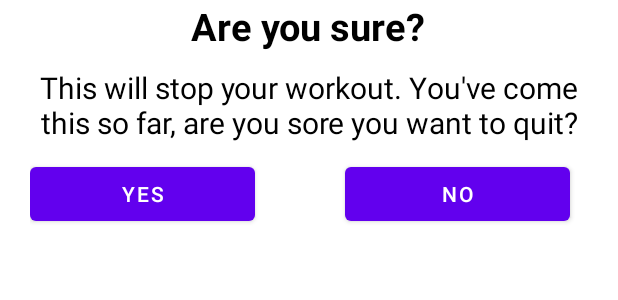
After one commit to naveenprasanth2/7MinuteWorkout, an Android app: the layout dialog_custom_back_confirmation.xml on its own in the app's theme, with its tools: preview values and no code run, on a phone screen of 412 x 824 dp. The commit adds this screen. Shown: the top 300 px of the screen. Run offline under Robolectric (Android 15) with nearby library versions, the phone set to English and light mode, and no system bars.

Commit message:
WithCustomDialog

```diff
--- a/app/src/main/java/com/androstays/a7minuteworkout/ExerciseActivity.kt
+++ b/app/src/main/java/com/androstays/a7minuteworkout/ExerciseActivity.kt
@@ -39,7 +39,6 @@ class ExerciseActivity : AppCompatActivity(), TextToSpeech.OnInitListener {
         supportActionBar?.let {
             supportActionBar?.setDisplayHomeAsUpEnabled(true)
         }
-
         binding?.toolbarExercise?.setNavigationOnClickListener {
             onBackPressed()
         }
@@ -125,6 +124,7 @@ class ExerciseActivity : AppCompatActivity(), TextToSpeech.OnInitListener {
                     setupRestView()
                 } else {
                     val intent = Intent(this@ExerciseActivity, FinishActivity::class.java)
+                    finish()
                     startActivity(intent)
                 }
             }
--- a/app/src/main/java/com/androstays/a7minuteworkout/FinishActivity.kt
+++ b/app/src/main/java/com/androstays/a7minuteworkout/FinishActivity.kt
@@ -18,12 +18,11 @@ class FinishActivity : AppCompatActivity() {
         }
 
         binding?.toolbarFinish?.setNavigationOnClickListener{
-            onBackPressed()
+            finish()
         }
 
         binding?.finishButton?.setOnClickListener {
-            val intent = Intent(this@FinishActivity, MainActivity::class.java)
-            startActivity(intent)
+            finish()
         }
 
     }
--- /dev/null
+++ b/app/src/main/res/layout/dialog_custom_back_confirmation.xml
@@ -0,0 +1,51 @@
+<?xml version="1.0" encoding="utf-8"?>
+<LinearLayout
+    xmlns:android="http://schemas.android.com/apk/res/android"
+    android:layout_width="match_parent"
+    android:layout_height="wrap_content"
+    android:gravity="center"
+    android:orientation="vertical"
+    android:background="@color/white">
+
+    <TextView
+        android:id="@+id/tvConfirmation"
+        android:layout_width="wrap_content"
+        android:layout_height="wrap_content"
+        android:text="@string/are_you_sure"
+        android:gravity="center"
+        android:textColor="@color/black"
+        android:textSize="25sp"
+        android:textStyle="bold" />
+
+    <TextView
+        android:id="@+id/tvConfirmationText"
+        android:layout_width="wrap_content"
+        android:layout_margin="10dp"
+        android:layout_height="wrap_content"
+        android:text="@string/warning_text"
+        android:gravity="center"
+        android:textColor="@color/black"
+        android:textSize="20sp" />
+
+        <LinearLayout
+            android:layout_width="match_parent"
+            android:layout_height="wrap_content"
+            android:orientation="horizontal"
+            android:layout_marginHorizontal="20dp"
+            >
+            <Button
+                android:id="@+id/yesBtn"
+                android:layout_width="150sp"
+                android:layout_height="wrap_content"
+                android:text="@string/yes"
+                android:layout_marginEnd="20dp"
+                />
+            <Button
+                android:id="@+id/noBtn"
+                android:layout_width="150sp"
+                android:layout_height="wrap_content"
+                android:layout_marginStart="40dp"
+                android:text="@string/no" />
+
+        </LinearLayout>
+</LinearLayout>
--- a/app/src/main/res/values-night/themes.xml
+++ b/app/src/main/res/values-night/themes.xml
@@ -1,6 +1,6 @@
 <resources xmlns:tools="http://schemas.android.com/tools">
     <!-- Base application theme. -->
-    <style name="Theme.7MinuteWorkout" parent="Theme.MaterialComponents.DayNight.DarkActionBar">
+    <style name="Theme.7MinuteWorkout" parent="Theme.MaterialComponents.DayNight.NoActionBar">
         <!-- Primary brand color. -->
         <item name="colorPrimary">@color/purple_200</item>
         <item name="colorPrimaryVariant">@color/purple_700</item>
--- a/app/src/main/res/values/strings.xml
+++ b/app/src/main/res/values/strings.xml
@@ -13,4 +13,8 @@
     <string name="congratulations">Congratulations!</string>
     <string name="you_have_done_the_workout">You have done the workout!</string>
     <string name="finish">FINISH</string>
+    <string name="are_you_sure">Are you sure?</string>
+    <string name="warning_text">This will stop your workout. You\'ve come this so far, are you sore you want to quit?</string>
+    <string name="yes">Yes</string>
+    <string name="no">No</string>
 </resources>
```
